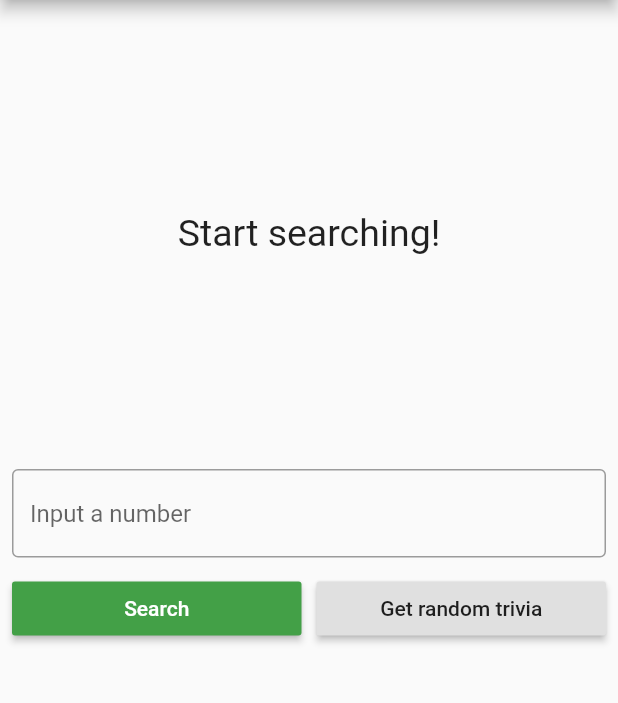
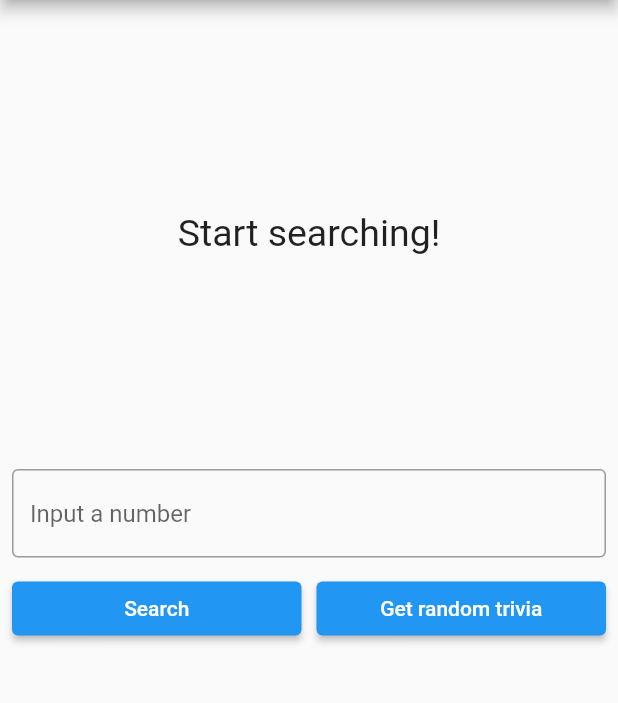
Before and after one commit to Bojacnik/flutter_test_project, a Flutter app: the screen it shows after launch, on a phone screen of 412 x 824 dp, the part 84-787 px from its top. Run offline on Flutter 3.47's test engine with Material 2 defaults, Android fonts, the light colour scheme and no system bars; our stand-ins replace bloc, dartz, data_connection_checker, equatable, flutter_bloc, get_it and 1 more; missing offline and left inert: shared_preferences_web.

Commit message:
refactor: Replaced deprecated buttons

```diff
--- a/testing_flutter_for_real_now/lib/features/number_trivia/presentation/widgets/trivia_controls.dart
+++ b/testing_flutter_for_real_now/lib/features/number_trivia/presentation/widgets/trivia_controls.dart
@@ -37,9 +37,8 @@ class _TriviaControlsState extends State<TriviaControls> {
         Row(
           children: <Widget>[
             Expanded(
-              child: RaisedButton(
-                color: Theme.of(context).accentColor,
-                textTheme: ButtonTextTheme.primary,
+              child: ElevatedButton(
+                //style: ElevatedButton.styleFrom(),
                 onPressed: () {
                   addConcrete();
                 },
@@ -48,7 +47,8 @@ class _TriviaControlsState extends State<TriviaControls> {
             ),
             const SizedBox(width: 10),
             Expanded(
-              child: RaisedButton(
+              child: ElevatedButton(
+                //style: ElevatedButton.styleFrom(primary: Colors.gre),
                 child: const Text("Get random trivia"),
                 onPressed: () {
                   addRandom();
```
